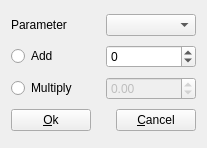
Old version of the form sources/editor/tools/fast_edit_smpl/toolfasteditsmpl_gui.ui in the repository davy7125/polyphone.
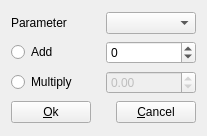
New version of the form.

Commit message: Dialog sizes

```diff
--- a/sources/editor/tools/fast_edit_smpl/toolfasteditsmpl_gui.ui
+++ b/sources/editor/tools/fast_edit_smpl/toolfasteditsmpl_gui.ui
@@ -7,7 +7,7 @@
     <x>0</x>
     <y>0</y>
     <width>207</width>
-    <height>148</height>
+    <height>136</height>
    </rect>
   </property>
   <property name="windowTitle">
```
The commit also changes 7 other files.
